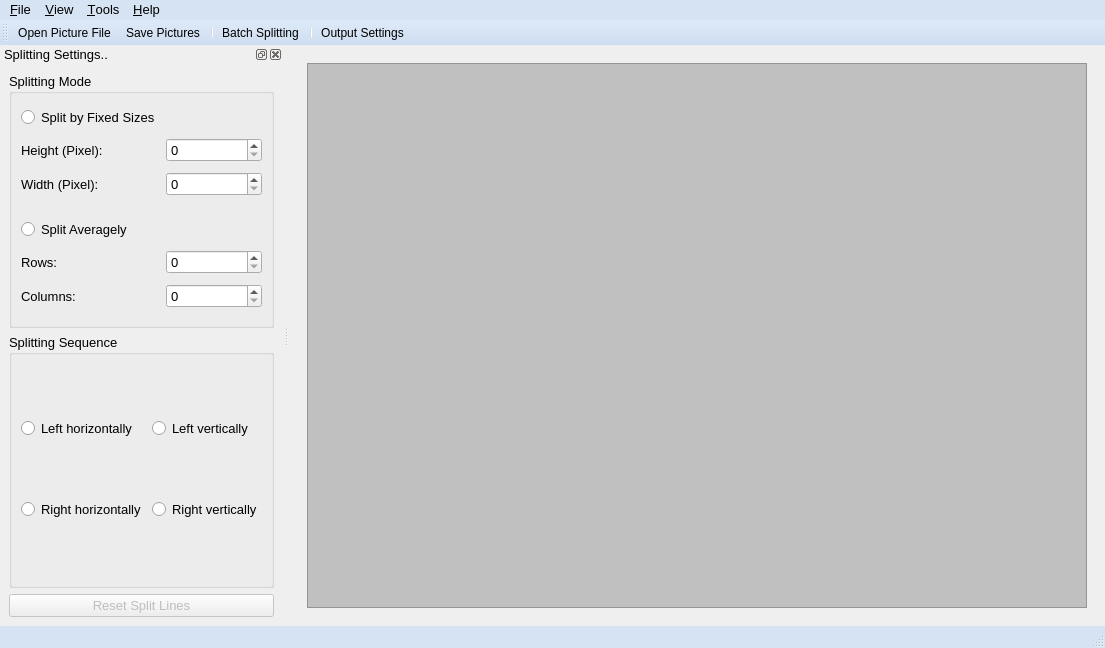
Before: the Qt Designer form src/ui/fpsmainwindow.ui in zxunge/FreePictureSplitter, drawn with Qt 5.
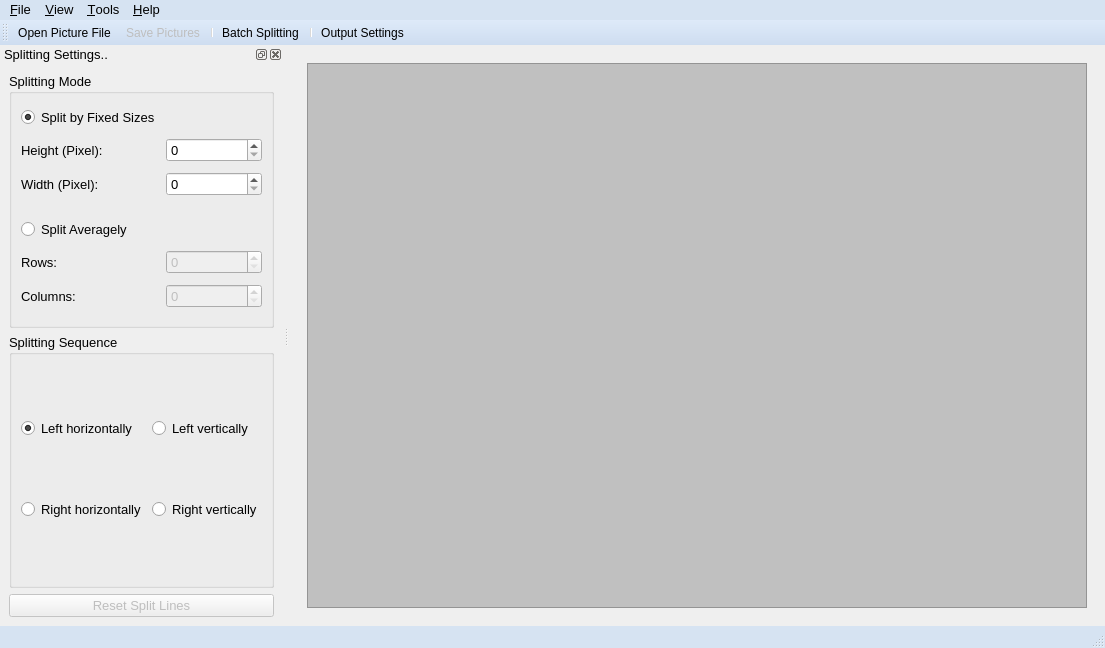
After: the same form once the commit is applied. Icons and pictures are not drawn.

```diff
--- a/src/ui/fpsmainwindow.ui
+++ b/src/ui/fpsmainwindow.ui
@@ -176,7 +176,11 @@
          </widget>
         </item>
         <item row="5" column="1">
-         <widget class="QSpinBox" name="sbxRows"/>
+         <widget class="QSpinBox" name="sbxRows">
+          <property name="enabled">
+           <bool>false</bool>
+          </property>
+         </widget>
         </item>
         <item row="4" column="0">
          <widget class="QRadioButton" name="rbtnAver">
@@ -209,7 +213,11 @@
          </widget>
         </item>
         <item row="6" column="1">
-         <widget class="QSpinBox" name="sbxCols"/>
+         <widget class="QSpinBox" name="sbxCols">
+          <property name="enabled">
+           <bool>false</bool>
+          </property>
+         </widget>
         </item>
         <item row="2" column="1">
          <widget class="QSpinBox" name="sbxWidth"/>
@@ -229,6 +237,9 @@
           <property name="text">
            <string>Split by Fixed Sizes</string>
           </property>
+          <property name="checked">
+           <bool>true</bool>
+          </property>
          </widget>
         </item>
         <item row="3" column="0" colspan="2">
@@ -258,6 +269,9 @@
           <property name="text">
            <string>Left horizontally</string>
           </property>
+          <property name="checked">
+           <bool>true</bool>
+          </property>
          </widget>
         </item>
         <item row="0" column="1">
@@ -313,6 +327,9 @@
    </property>
   </action>
   <action name="actionSave">
+   <property name="enabled">
+    <bool>false</bool>
+   </property>
    <property name="icon">
     <iconset resource="../resources/fps.qrc">
      <normaloff>:/toolBar/toolBar/save.png</normaloff>:/toolBar/toolBar/save.png</iconset>
```
Left out of the diff: 4 changed lines with no effect on the pictures.
